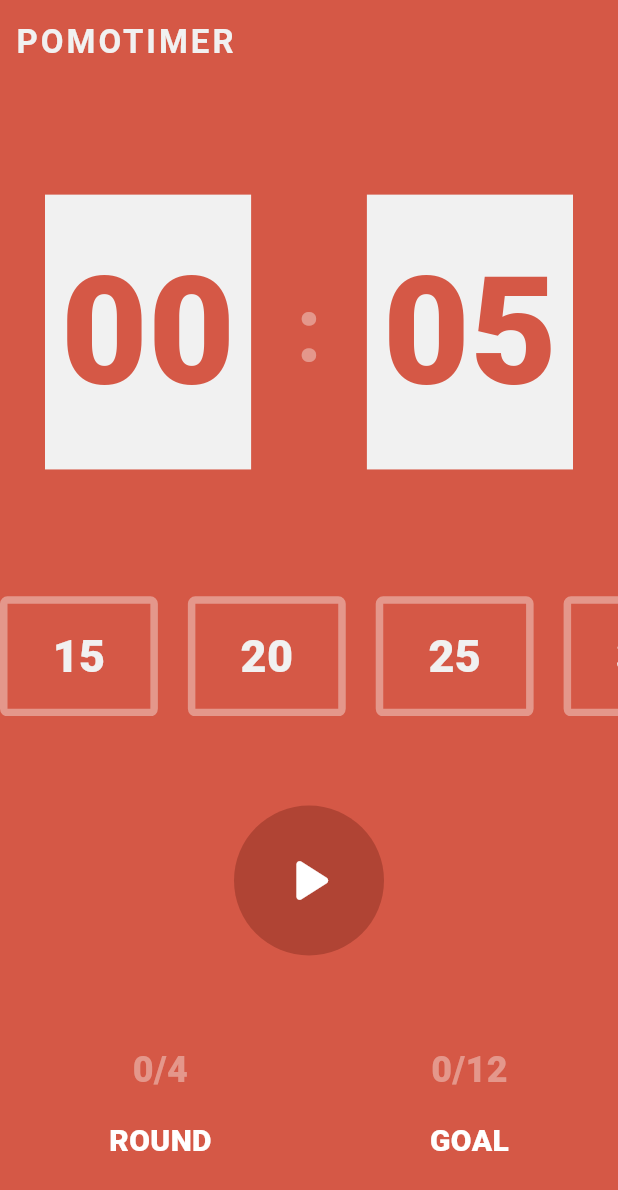
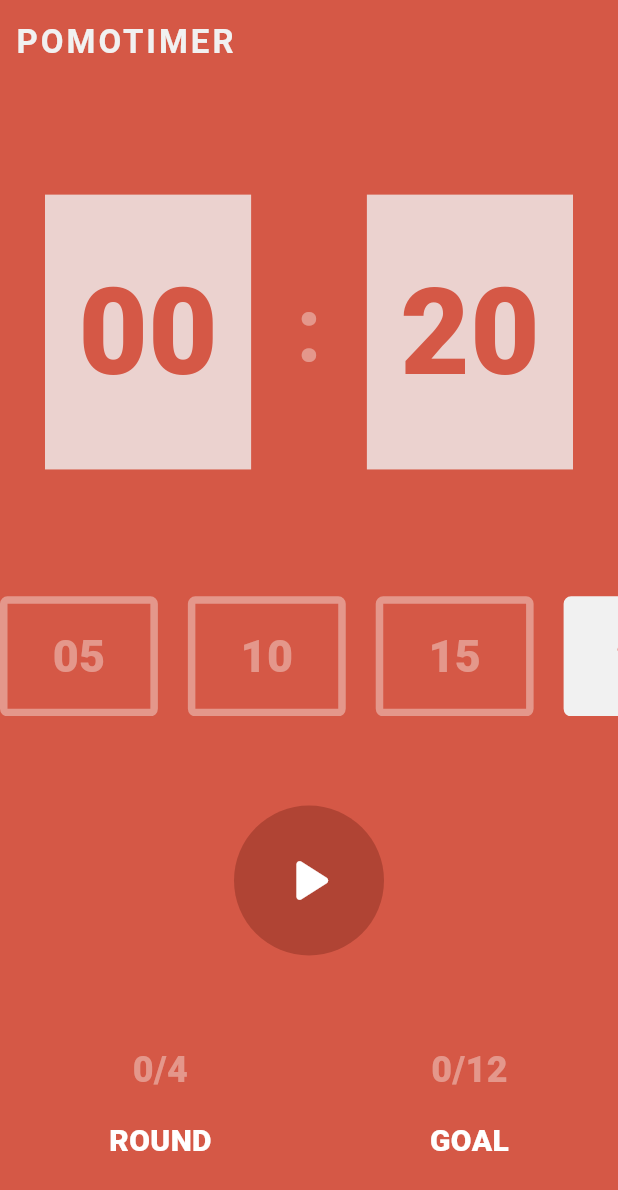
Before and after one commit to sunkeunchoi/animation, a Flutter app: the screen it shows after launch, on a phone screen of 412 x 824 dp. Shown: the top 1190 px of the screen. Run offline on Flutter 3.47's test engine with Material 2 defaults, Android fonts, the phone set to English and light mode, and no system bars.

Commit message:
tab clicked

```diff
--- a/lib/screens/pomodoro_screen.dart
+++ b/lib/screens/pomodoro_screen.dart
@@ -9,14 +9,17 @@ class PomodoroScreen extends StatefulWidget {
 }
 
 class _PomodoroScreenState extends State<PomodoroScreen> {
+  final ScrollController listViewController = ScrollController();
+  final ScrollController backgroundController = ScrollController();
   final maxRounds = 4;
   final maxGoals = 12;
   int currentRound = 0;
   int currentGoal = 0;
-  final List<int> minutes = [15, 20, 25, 30, 35];
+  final List<int> minutes = [5, 10, 15, 20, 25, 30, 35];
   late int currentMinuteIndex;
   late int remainingSeconds;
   late int resetSeconds;
+  final bool debug = true;
 
   bool isRunning = false;
   bool isCompleted = true;
@@ -33,7 +36,7 @@ class _PomodoroScreenState extends State<PomodoroScreen> {
         currentGoal += 1;
         // Run BreakTimeTimer
         isBreakTime = true;
-        remainingSeconds = 10;
+        remainingSeconds = 5 * 60;
         isRunning = true;
         startTimer();
       }
@@ -71,14 +74,34 @@ class _PomodoroScreenState extends State<PomodoroScreen> {
     setState(() {});
   }
 
+  void tabSelected(int index) {
+    currentMinuteIndex = index;
+    setTimer();
+    setState(() {});
+  }
+
+  void setTimer() {
+    if (debug) {
+      remainingSeconds = minutes[currentMinuteIndex];
+      resetSeconds = minutes[currentMinuteIndex];
+    } else {
+      remainingSeconds = minutes[currentMinuteIndex] * 60;
+      resetSeconds = minutes[currentMinuteIndex] * 60;
+    }
+  }
+
+  @override
+  void dispose() {
+    listViewController.dispose();
+    backgroundController.dispose();
+    super.dispose();
+  }
+
   @override
   void initState() {
     super.initState();
     currentMinuteIndex = minutes.length ~/ 2;
-    // remainingSeconds = minutes[currentMinuteIndex] * 60;
-    // remainingSeconds = minutes[currentMinuteIndex];
-    resetSeconds = 5;
-    remainingSeconds = 5;
+    setTimer();
   }
 
   @override
@@ -101,7 +124,7 @@ class _PomodoroScreenState extends State<PomodoroScreen> {
           AspectRatio(
             aspectRatio: 4 / 3,
             child: SizedBox(
-              width: 400,
+              width: 300,
               child: Row(
                 children: [
                   DigitCard(digit: remainingSeconds ~/ 60),
@@ -118,12 +141,20 @@ class _PomodoroScreenState extends State<PomodoroScreen> {
               ),
             ),
           ),
-          ConstrainedBox(
-            constraints: const BoxConstraints.tightForFinite(height: 80),
+          SizedBox(
+            height: 80,
             child: ListView.separated(
+              controller: listViewController,
               scrollDirection: Axis.horizontal,
-              itemBuilder: ((context, index) => MinuteButton(
-                    minute: minutes[index],
+              shrinkWrap: true,
+              itemBuilder: ((context, index) => GestureDetector(
+                    onTap: () {
+                      tabSelected(index);
+                    },
+                    child: MinuteButton(
+                      minute: minutes[index],
+                      isSelected: currentMinuteIndex == index,
+                    ),
                   )),
               separatorBuilder: (context, index) => const SizedBox(width: 20),
               itemCount: minutes.length,
@@ -224,15 +255,19 @@ class MinuteButton extends StatelessWidget {
 
   @override
   Widget build(BuildContext context) {
+    var selectedColor = Theme.of(context).colorScheme.background;
+    var selectedBackgroundColor = Theme.of(context).colorScheme.onBackground;
+    var unSelectedColor = Theme.of(context).colorScheme.outline;
     return Container(
       padding: const EdgeInsets.symmetric(
         horizontal: 30,
         vertical: 10,
       ),
       decoration: BoxDecoration(
+        color: isSelected ? selectedBackgroundColor : selectedColor,
         border: Border.all(
           width: 5,
-          color: Theme.of(context).colorScheme.outline,
+          color: isSelected ? selectedBackgroundColor : unSelectedColor,
         ),
         borderRadius: BorderRadius.circular(
           5,
@@ -242,9 +277,10 @@ class MinuteButton extends StatelessWidget {
         child: Text(
           minute.toString().padLeft(2, "0"),
           textAlign: TextAlign.center,
-          style: const TextStyle(
+          style: TextStyle(
             fontSize: 30,
             fontWeight: FontWeight.w900,
+            color: isSelected ? selectedColor : unSelectedColor,
           ),
         ),
       ),
@@ -272,13 +308,13 @@ class DigitCard extends StatelessWidget {
           child: Container(
             width: 100,
             decoration: BoxDecoration(
-              color: Theme.of(context).colorScheme.onBackground,
+              color: Theme.of(context).colorScheme.onBackground.withOpacity(0.8),
             ),
             child: Center(
               child: Text(
                 "$digit".padLeft(2, "0"),
                 style: TextStyle(
-                  fontSize: 100,
+                  fontSize: 80,
                   fontWeight: FontWeight.w900,
                   color: Theme.of(context).colorScheme.background,
                 ),
```
